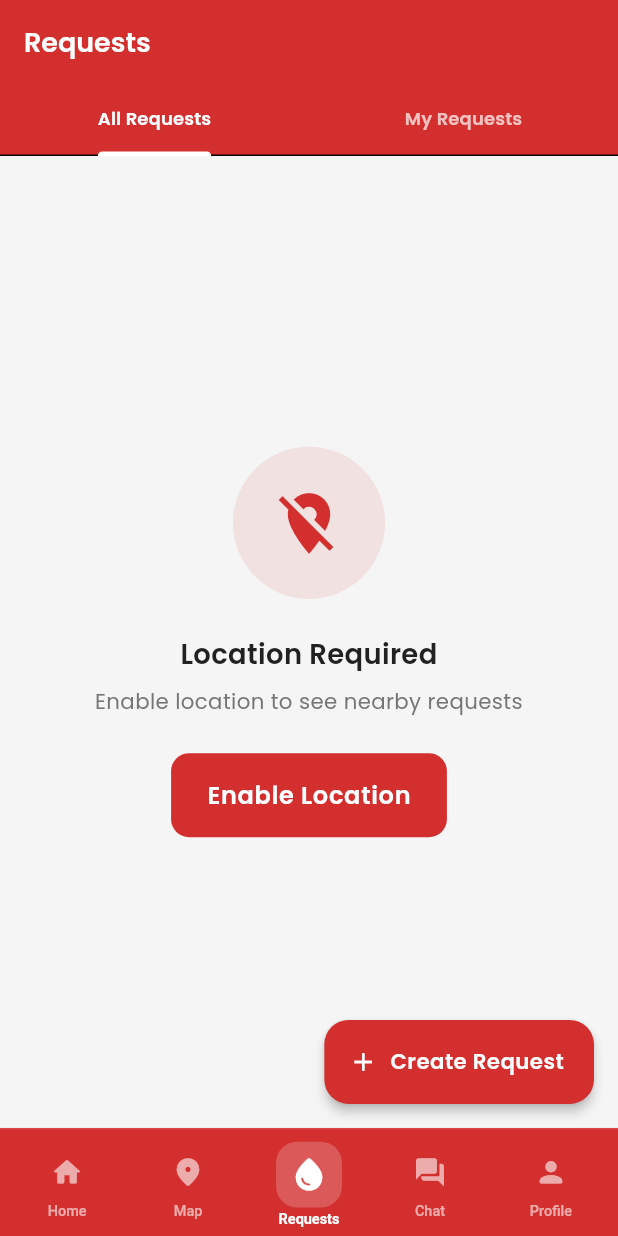
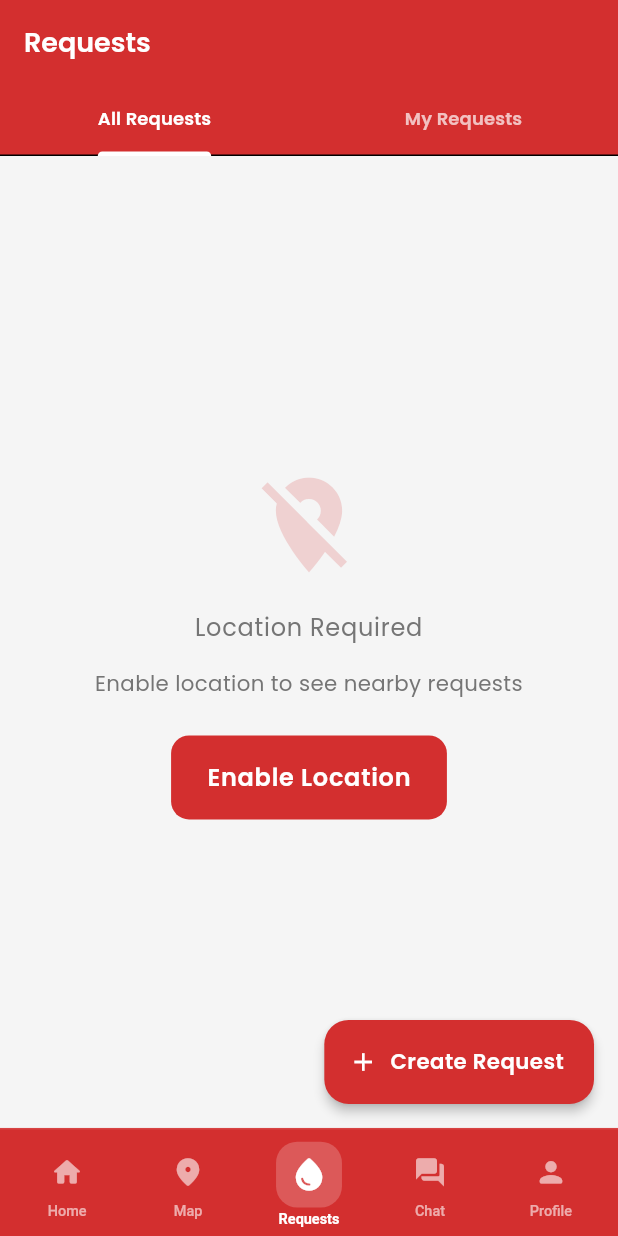
Before and after one commit to samikhan-1800/redpulse, a Flutter app: the screen it shows once a user with an empty profile is signed in, item 3 of the bottom bar chosen, on a phone screen of 412 x 824 dp. Run offline on Flutter 3.47's test engine with Material 3 defaults, Android fonts, the phone set to English and light mode, and no system bars; our stand-ins replace cached_network_image, cloud_firestore, firebase_auth, firebase_core, firebase_messaging, flutter_riverpod and 8 more; accounts and stored records are empty.

Commit message:
Replace Lottie animations with custom animated widgets
Removed Lottie-based animations from empty and loading states and introduced custom AnimatedEmptyState and AnimatedLoadingWidget for smoother, built-in Flutter animations. Updated related screens and widgets to use the new animated components. Improved map marker info windows and donor interaction options, and enhanced splash and profile screen animations for a more consistent user experience.

```diff
--- a/lib/presentation/screens/chat/chat_screen.dart
+++ b/lib/presentation/screens/chat/chat_screen.dart
@@ -4,7 +4,6 @@ import 'package:flutter_riverpod/flutter_riverpod.dart';
 import 'package:flutter_screenutil/flutter_screenutil.dart';
 import '../../../core/constants/app_colors.dart';
 import '../../../core/constants/app_strings.dart';
-import '../../../core/constants/app_animations.dart';
 import '../../../core/utils/extensions.dart';
 import '../../../data/providers/auth_provider.dart';
 import '../../../data/providers/chat_provider.dart';
@@ -150,7 +149,6 @@ class _ChatScreenState extends ConsumerState<ChatScreen> {
                     icon: Icons.chat_bubble_outline,
                     title: 'No messages yet',
                     subtitle: 'Send a message to start the conversation',
-                    animationUrl: AppAnimations.chat,
                   );
                 }
 
--- a/lib/presentation/screens/main/chat_list_screen.dart
+++ b/lib/presentation/screens/main/chat_list_screen.dart
@@ -34,7 +34,6 @@ class ChatListScreen extends ConsumerWidget {
               icon: Icons.chat_bubble_outline,
               title: AppStrings.noChats,
               subtitle: 'Accept a request to start chatting',
-              animationUrl: AppAnimations.chat,
             );
           }
 
--- a/lib/presentation/screens/main/home_screen.dart
+++ b/lib/presentation/screens/main/home_screen.dart
@@ -347,7 +347,6 @@ class _NearbyRequestsList extends ConsumerWidget {
               icon: Icons.check_circle,
               title: AppStrings.noRequests,
               subtitle: 'No blood requests in your area right now',
-              animationUrl: AppAnimations.noData,
             ),
           );
         }
--- a/lib/presentation/screens/main/main_screen.dart
+++ b/lib/presentation/screens/main/main_screen.dart
@@ -15,11 +15,25 @@ import 'profile_screen.dart';
 /// Main navigation index provider
 final bottomNavIndexProvider = StateProvider<int>((ref) => 0);
 
-class MainScreen extends ConsumerWidget {
+class MainScreen extends ConsumerStatefulWidget {
   const MainScreen({super.key});
 
   @override
-  Widget build(BuildContext context, WidgetRef ref) {
+  ConsumerState<MainScreen> createState() => _MainScreenState();
+}
+
+class _MainScreenState extends ConsumerState<MainScreen> {
+  @override
+  void initState() {
+    super.initState();
+    // Reset to home screen when MainScreen is created
+    WidgetsBinding.instance.addPostFrameCallback((_) {
+      ref.read(bottomNavIndexProvider.notifier).state = 0;
+    });
+  }
+
+  @override
+  Widget build(BuildContext context) {
     final currentIndex = ref.watch(bottomNavIndexProvider);
     final unreadMessages = ref.watch(unreadMessagesCountProvider);
     final unreadNotifications = ref.watch(unreadNotificationsCountProvider);
--- a/lib/presentation/screens/main/profile_screen.dart
+++ b/lib/presentation/screens/main/profile_screen.dart
@@ -184,7 +184,9 @@ class ProfileScreen extends ConsumerWidget {
                       _buildInfoRow(
                         Icons.water_drop,
                         AppStrings.lastDonation,
-                        user.lastDonationDate?.formattedDate ?? 'Never',
+                        user.lastDonationDate != null
+                            ? '${user.lastDonationDate!.formattedDate} (${user.lastDonationDate!.timeAgo})'
+                            : 'Never',
                       ),
                       if (user.lastDonationDate != null) ...[
                         const Divider(height: 1),
--- /dev/null
+++ b/lib/presentation/widgets/animated_empty_state.dart
@@ -0,0 +1,159 @@
+import 'package:flutter/material.dart';
+import '../../core/constants/app_colors.dart';
+
+/// Custom animated empty state widget using Flutter's built-in animations
+class AnimatedEmptyState extends StatefulWidget {
+  final IconData icon;
+  final String message;
+  final Color? iconColor;
+  final double iconSize;
+
+  const AnimatedEmptyState({
+    super.key,
+    required this.icon,
+    required this.message,
+    this.iconColor,
+    this.iconSize = 80,
+  });
+
+  @override
+  State<AnimatedEmptyState> createState() => _AnimatedEmptyStateState();
+}
+
+class _AnimatedEmptyStateState extends State<AnimatedEmptyState>
+    with SingleTickerProviderStateMixin {
+  late AnimationController _controller;
+  late Animation<double> _scaleAnimation;
+  late Animation<double> _fadeAnimation;
+
+  @override
+  void initState() {
+    super.initState();
+    _controller = AnimationController(
+      duration: const Duration(milliseconds: 2500), // Slower animation
+      vsync: this,
+    )..repeat(reverse: true);
+
+    _scaleAnimation = Tween<double>(
+      begin: 0.95,
+      end: 1.05,
+    ).animate(CurvedAnimation(parent: _controller, curve: Curves.easeInOut));
+
+    _fadeAnimation = Tween<double>(
+      begin: 0.6,
+      end: 1.0,
+    ).animate(CurvedAnimation(parent: _controller, curve: Curves.easeInOut));
+  }
+
+  @override
+  void dispose() {
+    _controller.dispose();
+    super.dispose();
+  }
+
+  @override
+  Widget build(BuildContext context) {
+    // Use the passed color or default to primary red
+    final effectiveIconColor =
+        widget.iconColor ?? AppColors.primary.withOpacity(0.3);
+
+    return Center(
+      child: Column(
+        mainAxisAlignment: MainAxisAlignment.center,
+        children: [
+          AnimatedBuilder(
+            animation: _controller,
+            builder: (context, child) {
+              return Transform.scale(
+                scale: _scaleAnimation.value,
+                child: Opacity(
+                  opacity: _fadeAnimation.value,
+                  child: Icon(
+                    widget.icon,
+                    size: widget.iconSize,
+                    color: effectiveIconColor,
+                  ),
+                ),
+              );
+            },
+          ),
+          const SizedBox(height: 16),
+          Text(
+            widget.message,
+            style: Theme.of(context).textTheme.bodyLarge?.copyWith(
+              color: Theme.of(context).textTheme.bodySmall?.color,
+            ),
+            textAlign: TextAlign.center,
+          ),
+        ],
+      ),
+    );
+  }
+}
+
+/// Animated loading widget with pulsing effect
+class AnimatedLoadingWidget extends StatefulWidget {
+  final String? message;
+  final Color? color;
+
+  const AnimatedLoadingWidget({super.key, this.message, this.color});
+
+  @override
+  State<AnimatedLoadingWidget> createState() => _AnimatedLoadingWidgetState();
+}
+
+class _AnimatedLoadingWidgetState extends State<AnimatedLoadingWidget>
+    with SingleTickerProviderStateMixin {
+  late AnimationController _controller;
+  late Animation<double> _animation;
+
+  @override
+  void initState() {
+    super.initState();
+    _controller = AnimationController(
+      duration: const Duration(milliseconds: 2000), // Slower animation
+      vsync: this,
+    )..repeat(reverse: true);
+
+    _animation = Tween<double>(
+      begin: 0.8,
+      end: 1.0,
+    ).animate(CurvedAnimation(parent: _controller, curve: Curves.easeInOut));
+  }
+
+  @override
+  void dispose() {
+    _controller.dispose();
+    super.dispose();
+  }
+
+  @override
+  Widget build(BuildContext context) {
+    // Use the passed color or default to primary red
+    final effectiveColor = widget.color ?? AppColors.primary;
+
+    return Center(
+      child: Column(
+        mainAxisAlignment: MainAxisAlignment.center,
+        children: [
+          AnimatedBuilder(
+            animation: _animation,
+            builder: (context, child) {
+              return Transform.scale(
+                scale: _animation.value,
+                child: Icon(Icons.water_drop, size: 64, color: effectiveColor),
+              );
+            },
+          ),
+          if (widget.message != null) ...[
+            const SizedBox(height: 16),
+            Text(
+              widget.message!,
+              style: Theme.of(context).textTheme.bodyMedium,
+            ),
+          ],
+        ],
+      ),
+    );
+  }
+}
--- a/lib/presentation/widgets/common_widgets.dart
+++ b/lib/presentation/widgets/common_widgets.dart
@@ -1,10 +1,9 @@
 import 'package:flutter/material.dart';
 import 'package:flutter_screenutil/flutter_screenutil.dart';
 import 'package:shimmer/shimmer.dart';
-import 'package:lottie/lottie.dart';
 import '../../core/constants/app_colors.dart';
 import '../../core/constants/app_strings.dart';
-import '../../core/constants/app_animations.dart';
+import 'animated_empty_state.dart';
 
 /// Loading indicator widget
 class LoadingIndicator extends StatelessWidget {
@@ -28,7 +27,7 @@ class LoadingIndicator extends StatelessWidget {
   }
 }
 
-/// Full page loading with Lottie animation
+/// Full page loading with animated blood drop
 class LoadingPage extends StatelessWidget {
   final String? message;
 
@@ -36,44 +35,17 @@ class LoadingPage extends StatelessWidget {
 
   @override
   Widget build(BuildContext context) {
-    return Scaffold(
-      body: Center(
-        child: Column(
-          mainAxisAlignment: MainAxisAlignment.center,
-          children: [
-            Lottie.network(
-              AppAnimations.bloodDrop,
-              width: 150.w,
-              height: 150.h,
-              fit: BoxFit.contain,
-              errorBuilder: (context, error, stackTrace) {
-                return const LoadingIndicator();
-              },
-            ),
-            SizedBox(height: 16.h),
-            if (message != null)
-              Text(
-                message!,
-                style: TextStyle(
-                  fontSize: 14.sp,
-                  color: AppColors.textSecondary,
-                ),
-              ),
-          ],
-        ),
-      ),
-    );
+    return Scaffold(body: AnimatedLoadingWidget(message: message));
   }
 }
 
-/// Empty state widget with Lottie animation
+/// Empty state widget with smooth animation
 class EmptyState extends StatelessWidget {
   final IconData icon;
   final String title;
   final String? subtitle;
   final String? buttonText;
   final VoidCallback? onButtonPressed;
-  final String? animationUrl;
 
   const EmptyState({
     super.key,
@@ -82,7 +54,6 @@ class EmptyState extends StatelessWidget {
     this.subtitle,
     this.buttonText,
     this.onButtonPressed,
-    this.animationUrl,
   });
 
   @override
@@ -93,40 +64,14 @@ class EmptyState extends StatelessWidget {
         child: Column(
           mainAxisAlignment: MainAxisAlignment.center,
           children: [
-            if (animationUrl != null)
-              Lottie.network(
-                animationUrl!,
-                width: 200.w,
-                height: 200.h,
-                fit: BoxFit.contain,
-                errorBuilder: (context, error, stackTrace) {
-                  return Container(
-                    padding: EdgeInsets.all(24.w),
-                    decoration: BoxDecoration(
-                      color: AppColors.primary.withOpacity(0.1),
-                      shape: BoxShape.circle,
-                    ),
-                    child: Icon(icon, size: 48.sp, color: AppColors.primary),
-                  );
-                },
-              )
-            else
-              Container(
-                padding: EdgeInsets.all(24.w),
-                decoration: BoxDecoration(
-                  color: AppColors.primary.withOpacity(0.1),
-                  shape: BoxShape.circle,
-                ),
-                child: Icon(icon, size: 48.sp, color: AppColors.primary),
-              ),
-            SizedBox(height: 24.h),
-            Text(
-              title,
-              style: TextStyle(fontSize: 18.sp, fontWeight: FontWeight.w600),
-              textAlign: TextAlign.center,
+            AnimatedEmptyState(
+              icon: icon,
+              message: title,
+              iconColor: AppColors.primary.withOpacity(0.3),
+              iconSize: 80,
             ),
             if (subtitle != null) ...[
-              SizedBox(height: 8.h),
+              SizedBox(height: 16.h),
               Text(
                 subtitle!,
                 style: TextStyle(
```
Also changed, not shown: lib/presentation/screens/main/map_screen.dart (+99 -4 lines), lib/presentation/screens/splash/splash_screen.dart (+8 -6 lines).
